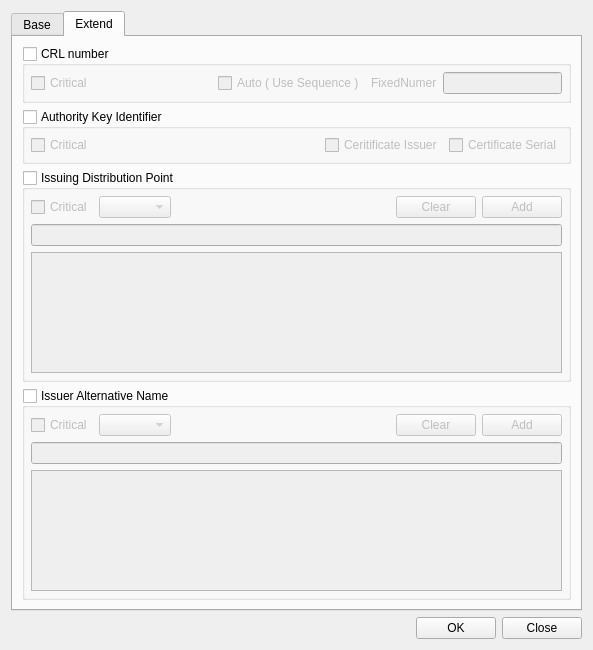
First picture: the form in CertMan/make_crl_profile_dlg.ui, repository jykim74/CertMan, before the edit.
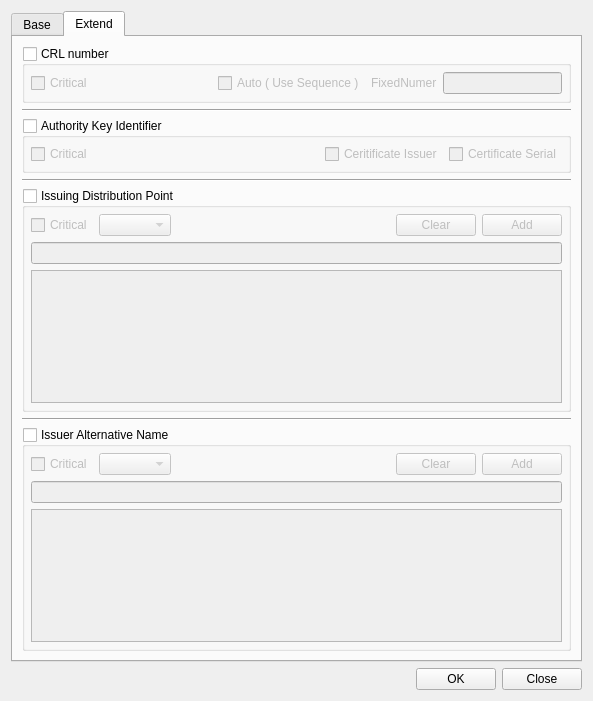
Second picture: the form after the edit.

The edit to the form file:
```diff
--- a/CertMan/make_crl_profile_dlg.ui
+++ b/CertMan/make_crl_profile_dlg.ui
@@ -7,7 +7,7 @@
     <x>0</x>
     <y>0</y>
     <width>593</width>
-    <height>650</height>
+    <height>701</height>
    </rect>
   </property>
   <property name="windowTitle">
@@ -402,6 +402,13 @@
          </layout>
         </widget>
        </item>
+       <item>
+        <widget class="Line" name="line_3">
+         <property name="orientation">
+          <enum>Qt::Horizontal</enum>
+         </property>
+        </widget>
+       </item>
        <item>
         <widget class="QGroupBox" name="mAKIGroup">
          <property name="minimumSize">
@@ -473,6 +480,13 @@
          </layout>
         </widget>
        </item>
+       <item>
+        <widget class="Line" name="line_4">
+         <property name="orientation">
+          <enum>Qt::Horizontal</enum>
+         </property>
+        </widget>
+       </item>
        <item>
         <widget class="QGroupBox" name="mIDPGroup">
          <property name="minimumSize">
@@ -560,6 +574,13 @@
          </layout>
         </widget>
        </item>
+       <item>
+        <widget class="Line" name="line_5">
+         <property name="orientation">
+          <enum>Qt::Horizontal</enum>
+         </property>
+        </widget>
+       </item>
        <item>
         <widget class="QGroupBox" name="mIANGroup">
          <property name="minimumSize">
```
